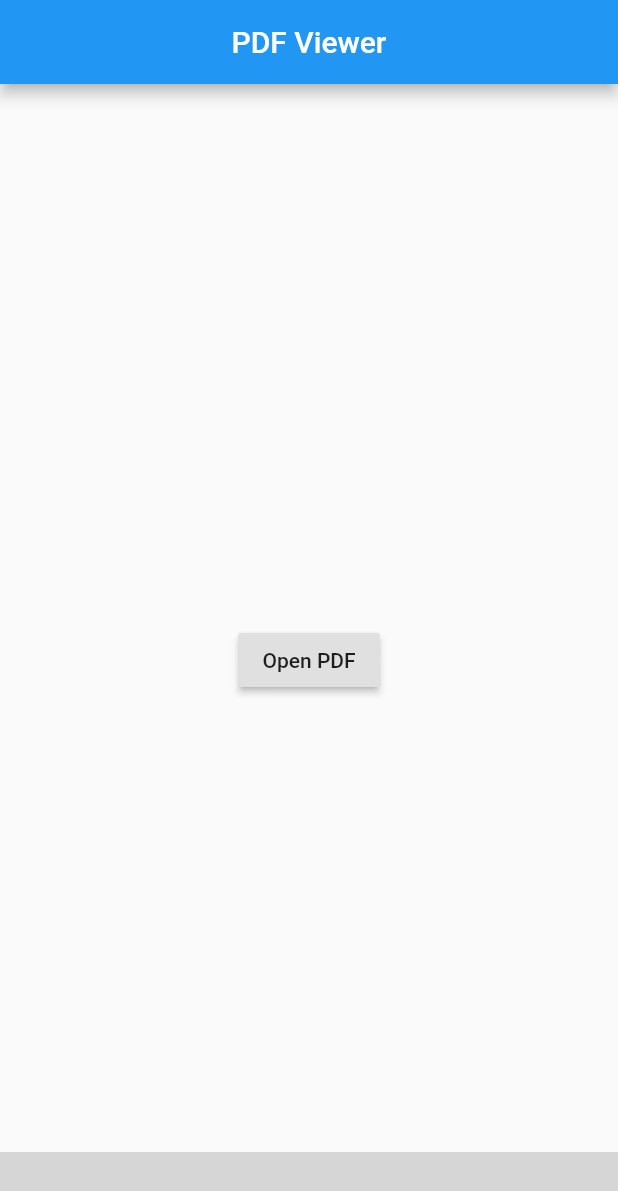
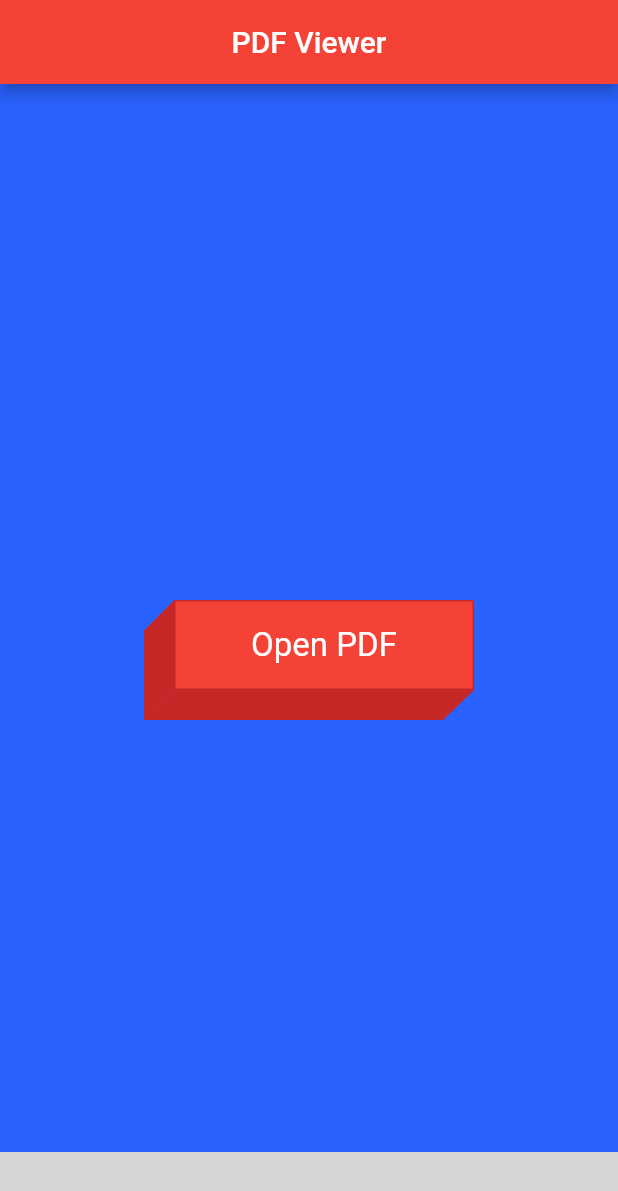
Before and after one commit to SanDavis/pdf-viewer, a Flutter app: the screen it shows after launch, on a phone screen of 412 x 824 dp. Shown: the top 1191 px of the screen. Run offline on Flutter 3.47's test engine with Material 2 defaults, Android fonts, the phone set to English and light mode, and no system bars; missing offline and left inert: admob_flutter, flutter_document_picker, flutter_full_pdf_viewer; grey boxes are pictures that could not be loaded.

Commit message:
Creado diseño de boton de apertuda de pdf personalizado

```diff
--- a/lib/main.dart
+++ b/lib/main.dart
@@ -27,7 +27,7 @@ class MyApp extends StatelessWidget {
         // or simply save your changes to "hot reload" in a Flutter IDE).
         // Notice that the counter didn't reset back to zero; the application
         // is not restarted.
-        primarySwatch: Colors.blue,
+        primarySwatch: Colors.red,
         // This makes the visual density adapt to the platform that you run
         // the app on. For desktop platforms, the controls will be smaller and
         // closer together (more dense) than on mobile platforms.
--- a/lib/src/pages/home_page.dart
+++ b/lib/src/pages/home_page.dart
@@ -3,6 +3,7 @@ import 'package:flutter/material.dart';
 import 'package:flutter_document_picker/flutter_document_picker.dart';
 import 'package:pdf_viewer/src/pages/pdf_page.dart';
 import 'package:pdf_viewer/src/providers/admob_provider.dart';
+import 'package:pdf_viewer/src/widgets/clicky_button.dart';
 
 class HomePage extends StatefulWidget {
   HomePage({Key key}) : super(key: key);
@@ -22,7 +23,6 @@ class _HomePageState extends State<HomePage> {
 
     _admobBanner = admobProvider.admodBanner();
     _interstitialAd = admobProvider.admodInterstitial();
-    _interstitialAd.load();
   }
 
   @override
@@ -33,22 +33,20 @@ class _HomePageState extends State<HomePage> {
         centerTitle: true,
       ),
       body: Center(
-        child: RaisedButton(
+        child: ClickyButton(
+          child: Text(
+            'Open PDF',
+            style: TextStyle(color: Colors.white, fontSize: 22),
+          ),
           onPressed: () => _abrirPdfLocal(context),
-          child: Text('Open PDF'),
         ),
       ),
-      // bottomNavigationBar: Container(child: admodBanner()),
       bottomSheet: _admobBanner,
+      backgroundColor: Colors.blueAccent[700],
     );
   }
 
   void _abrirPdfLocal(BuildContext context) async {
-    _interstitialAd.load();
-    if (await _interstitialAd.isLoaded) {
-      _interstitialAd.show();
-    }
-
     //Without parameters:
     final localPath = await FlutterDocumentPicker.openDocument();
 
@@ -59,6 +57,11 @@ class _HomePageState extends State<HomePage> {
 
     //Si el archivo es un pdf
     if (localPath.isNotEmpty && localPath.endsWith('.pdf')) {
+      _interstitialAd.load();
+      if (await _interstitialAd.isLoaded) {
+        _interstitialAd.show();
+      }
+
       Navigator.push(
         context,
         MaterialPageRoute(
@@ -66,7 +69,6 @@ class _HomePageState extends State<HomePage> {
                   pdfPath: localPath,
                 )),
       );
-      // admobProvider.admodIntersticial().show();
     } else {
       //Si el archivo no es un pdf, se lanza un mensaje de alerta
       showDialog(
--- a/lib/src/providers/admob_provider.dart
+++ b/lib/src/providers/admob_provider.dart
@@ -2,8 +2,6 @@ import 'package:admob_flutter/admob_flutter.dart';
 import 'package:flutter/material.dart';
 
 class AdmobProvider {
-  // AdmobInterstitial interstitialAd;
-
   Widget admodBanner() {
     return AdmobBanner(
       adUnitId: 'ca-app-pub-3940256099942544/6300978111',
@@ -14,10 +12,6 @@ class AdmobProvider {
   AdmobInterstitial admodInterstitial() {
     return AdmobInterstitial(
       adUnitId: 'ca-app-pub-3940256099942544/1033173712',
-      // listener: (AdmobAdEvent event, Map<String, dynamic> args) {
-      //   // if (event == AdmobAdEvent.closed) this.admodInterstitial().load();
-      //   // handleEvent(event, args, 'Interstitial');
-      // },
     ); //'ca-app-pub-3940256099942544/1033173712'
   }
 }
--- /dev/null
+++ b/lib/src/widgets/clicky_button.dart
@@ -0,0 +1,115 @@
+import 'dart:math' as math;
+import 'package:flutter/material.dart';
+
+class ClickyButton extends StatefulWidget {
+  final Duration _duration = const Duration(milliseconds: 70);
+  final Widget child;
+  final MaterialColor color;
+  final GestureTapCallback onPressed;
+
+  const ClickyButton({
+    Key key,
+    @required this.child,
+    this.color = Colors.red,
+    @required this.onPressed,
+  })  : assert(onPressed != null),
+        assert(child != null),
+        super(key: key);
+
+  @override
+  _ClickyButtonState createState() => _ClickyButtonState();
+}
+
+class _ClickyButtonState extends State<ClickyButton> {
+  double _faceLeft = 20.0;
+  double _faceTop = 0.0;
+  double _sideWidth = 20.0;
+  double _bottomHeight = 20.0;
+  Curve _curve = Curves.ease;
+
+  @override
+  Widget build(BuildContext context) {
+    return Container(
+      width: 220.0,
+      height: 80.0,
+      child: GestureDetector(
+        child: Stack(
+          children: <Widget>[
+            Positioned(
+              child: Transform(
+                origin: Offset(20, 0),
+                transform: Matrix4.skewY(-0.79),
+                child: AnimatedContainer(
+                  duration: widget._duration,
+                  curve: _curve,
+                  width: _sideWidth,
+                  height: 60.0,
+                  color: widget.color[800],
+                ),
+              ),
+              top: 0.2,
+            ),
+            Positioned(
+              child: Transform(
+                transform: Matrix4.skewX(-0.8),
+                child: Transform(
+                  origin: Offset(100, 10),
+                  transform: Matrix4.rotationZ(math.pi),
+                  child: AnimatedContainer(
+                    duration: widget._duration,
+                    curve: _curve,
+                    width: 200.0,
+                    height: _bottomHeight,
+                    color: widget.color[800],
+                  ),
+                ),
+              ),
+              top: 60.0,
+              left: 20.1,
+            ),
+            AnimatedPositioned(
+              duration: widget._duration,
+              curve: _curve,
+              child: Container(
+                alignment: Alignment.center,
+                width: 200.0,
+                height: 60.0,
+                decoration: BoxDecoration(
+                  color: widget.color,
+                  border: Border.all(color: widget.color[800], width: 1),
+                ),
+                child: widget.child,
+              ),
+              left: _faceLeft,
+              top: _faceTop,
+            ),
+          ],
+        ),
+        onTapDown: _pressed,
+        onTapUp: _unPressedOnTapUp,
+        onTapCancel: _unPressed,
+      ),
+    );
+  }
+
+  void _pressed(_) {
+    setState(() {
+      _faceLeft = 0.0;
+      _faceTop = 20.0;
+      _sideWidth = 0.0;
+      _bottomHeight = 0.0;
+    });
+    widget.onPressed();
+  }
+
+  void _unPressedOnTapUp(_) => _unPressed();
+
+  void _unPressed() {
+    setState(() {
+      _faceLeft = 20.0;
+      _faceTop = 0.0;
+      _sideWidth = 20.0;
+      _bottomHeight = 20.0;
+    });
+  }
+}
```
